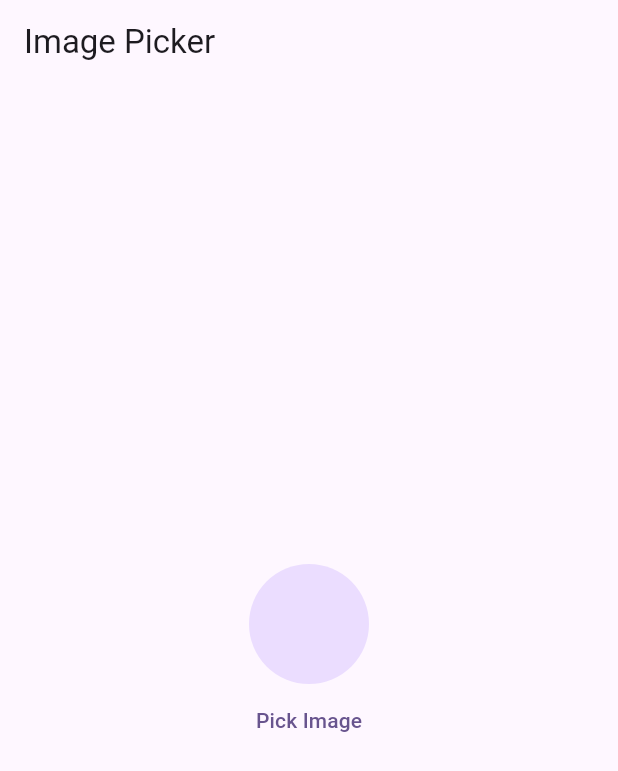
After one commit to HasnathJami/Flutter_GetX_Masterclass, a Flutter app: the screen it shows after launch, after a tap on "Pick Image", on a phone screen of 412 x 824 dp. The commit adds this screen. Shown: the top 771 px of the screen. Run offline on Flutter 3.47's test engine with Material 3 defaults, Android fonts, the phone set to English and light mode, and no system bars; our stand-ins replace get, image_picker.

Commit message:
13. GetX: Image Picker App

```diff
--- /dev/null
+++ b/lib/image_picker/image_picker_controller.dart
@@ -0,0 +1,15 @@
+import 'package:get/get.dart';
+import 'package:image_picker/image_picker.dart';
+
+class ImagePickerController extends GetxController {
+  RxString imagePath = ''.obs;
+
+  Future getImage() async {
+    final ImagePicker _imagePicker = ImagePicker();
+    final image = await _imagePicker.pickImage(source: ImageSource.camera);
+
+    if (image != null) {
+      imagePath.value = image.toString();
+    }
+  }
+}
--- /dev/null
+++ b/lib/image_picker/image_picker_screen.dart
@@ -0,0 +1,43 @@
+import 'dart:io';
+
+import 'package:flutter/material.dart';
+import 'package:flutter_getx_masterclass/image_picker/image_picker_controller.dart';
+import 'package:get/get.dart';
+
+class ImagePickerScreen extends StatefulWidget {
+  const ImagePickerScreen({super.key});
+
+  @override
+  State<ImagePickerScreen> createState() => _ImagePickerScreenState();
+}
+
+class _ImagePickerScreenState extends State<ImagePickerScreen> {
+  ImagePickerController controller = Get.put(ImagePickerController());
+
+  @override
+  Widget build(BuildContext context) {
+    return Scaffold(
+      appBar: AppBar(
+        title: Text('Image Picker'),
+      ),
+      body: Obx(() => Column(
+            mainAxisAlignment: MainAxisAlignment.center,
+            crossAxisAlignment: CrossAxisAlignment.center,
+            children: [
+              Center(
+                child: CircleAvatar(
+                    radius: 40,
+                    backgroundImage: controller.imagePath.isNotEmpty
+                        ? FileImage(File(controller.imagePath.value))
+                        : null),
+              ),
+              TextButton(
+                  onPressed: () {
+                    controller.getImage();
+                  },
+                  child: Text('Pick Image'))
+            ],
+          )),
+    );
+  }
+}
--- a/lib/main.dart
+++ b/lib/main.dart
@@ -1,5 +1,5 @@
 import 'package:flutter/material.dart';
-import 'package:flutter_getx_masterclass/favorite/favorite_screen.dart';
+import 'package:flutter_getx_masterclass/image_picker/image_picker_screen.dart';
 import 'package:get/get.dart';
 
 void main() {
@@ -21,7 +21,7 @@ class MyApp extends StatelessWidget {
         colorScheme: ColorScheme.fromSeed(seedColor: Colors.deepPurple),
         useMaterial3: true,
       ),
-      home: FavoriteScreen(),
+      home: ImagePickerScreen(),
       // getPages: [
       //   GetPage(name:'/', page: () => HomeScreen()),
       //   GetPage(name:'/screenOne', page: () => ScreenOne()),
--- a/pubspec.yaml
+++ b/pubspec.yaml
@@ -36,6 +36,7 @@ dependencies:
   # Use with the CupertinoIcons class for iOS style icons.
   cupertino_icons: ^1.0.8
   get: ^4.6.6
+  image_picker: ^1.1.2
 
 dev_dependencies:
   flutter_test:
```
Also changed, not shown: pubspec.lock, 1 other file.
